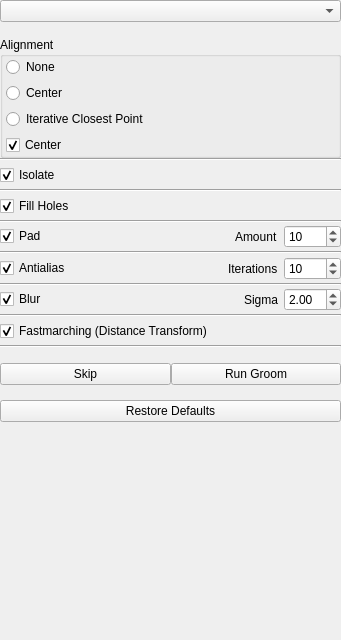
First picture: the form in Studio/src/Application/Groom/GroomTool.ui, repository SCIInstitute/ShapeWorks, before the edit.
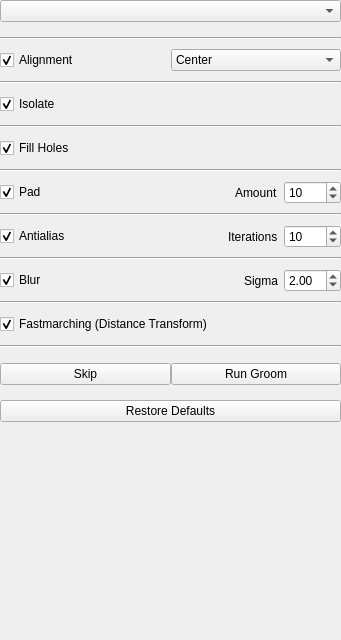
Second picture: the form after the edit.

Diff of the .ui file:
```diff
--- a/Studio/src/Application/Groom/GroomTool.ui
+++ b/Studio/src/Application/Groom/GroomTool.ui
@@ -60,22 +60,38 @@
        <property name="bottomMargin">
         <number>0</number>
        </property>
+       <property name="spacing">
+        <number>0</number>
+       </property>
        <item row="0" column="0">
         <layout class="QVBoxLayout" name="verticalLayout_2">
          <property name="spacing">
           <number>0</number>
          </property>
+         <property name="topMargin">
+          <number>0</number>
+         </property>
          <property name="bottomMargin">
           <number>0</number>
          </property>
          <item>
-          <widget class="QGroupBox" name="alignment_groupbox">
-           <property name="title">
-            <string>Alignment</string>
+          <widget class="Line" name="line_8">
+           <property name="orientation">
+            <enum>Qt::Horizontal</enum>
            </property>
-           <layout class="QGridLayout" name="gridLayout_6">
+          </widget>
+         </item>
+         <item>
+          <widget class="QWidget" name="alignment_widget" native="true">
+           <property name="minimumSize">
+            <size>
+             <width>0</width>
+             <height>15</height>
+            </size>
+           </property>
+           <layout class="QGridLayout" name="gridLayout_8">
             <property name="leftMargin">
-             <number>3</number>
+             <number>0</number>
             </property>
             <property name="topMargin">
              <number>0</number>
@@ -86,35 +102,31 @@
             <property name="bottomMargin">
              <number>0</number>
             </property>
-            <item row="0" column="0">
-             <widget class="QRadioButton" name="radioButton">
-              <property name="text">
-               <string>None</string>
-              </property>
-             </widget>
-            </item>
-            <item row="3" column="0">
-             <widget class="QCheckBox" name="center_checkbox">
+            <property name="spacing">
+             <number>0</number>
+            </property>
+            <item row="0" column="0">
+             <widget class="QCheckBox" name="isolate_checkbox_2">
               <property name="text">
-               <string>Center</string>
+               <string>Alignment</string>
               </property>
               <property name="checked">
                <bool>true</bool>
               </property>
              </widget>
             </item>
-            <item row="1" column="0">
-             <widget class="QRadioButton" name="radioButton_2">
+            <item row="0" column="1">
+             <widget class="QComboBox" name="alignment_box">
+              <item>
               <property name="text">
                <string>Center</string>
               </property>
-             </widget>
-            </item>
-            <item row="2" column="0">
-             <widget class="QRadioButton" name="radioButton_3">
+              </item>
+              <item>
               <property name="text">
                <string>Iterative Closest Point</string>
               </property>
+              </item>
              </widget>
             </item>
            </layout>
```
Lines whose indentation alone changed are shown as unchanged.
